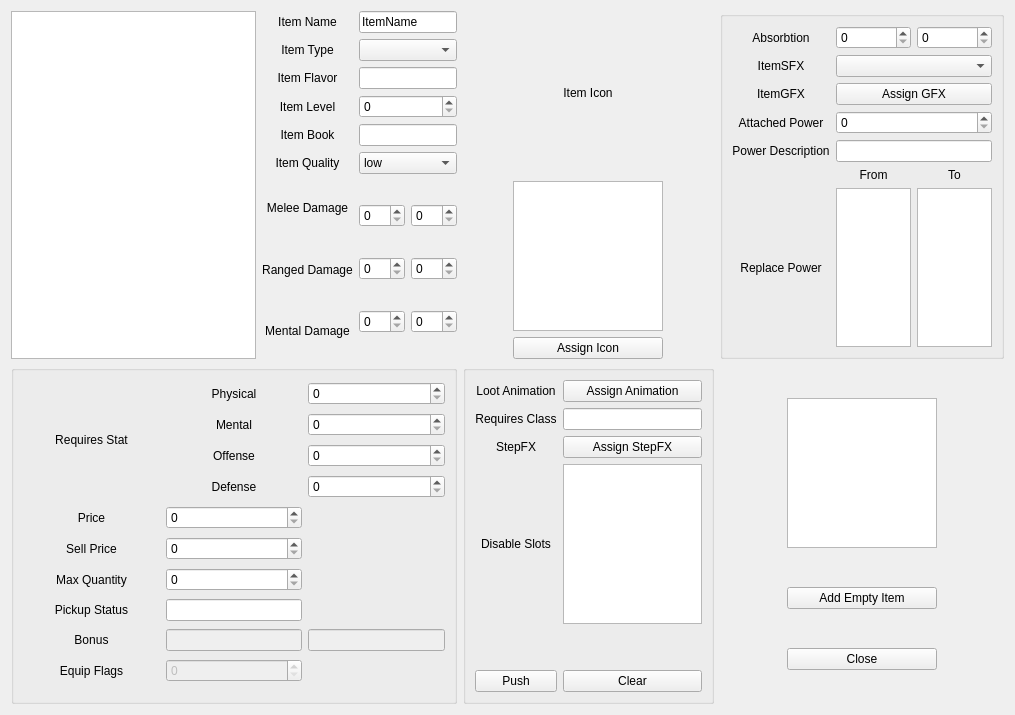
Before: the Qt Designer form itemswidget.ui in igorko/FlareFramework, drawn with Qt 5.
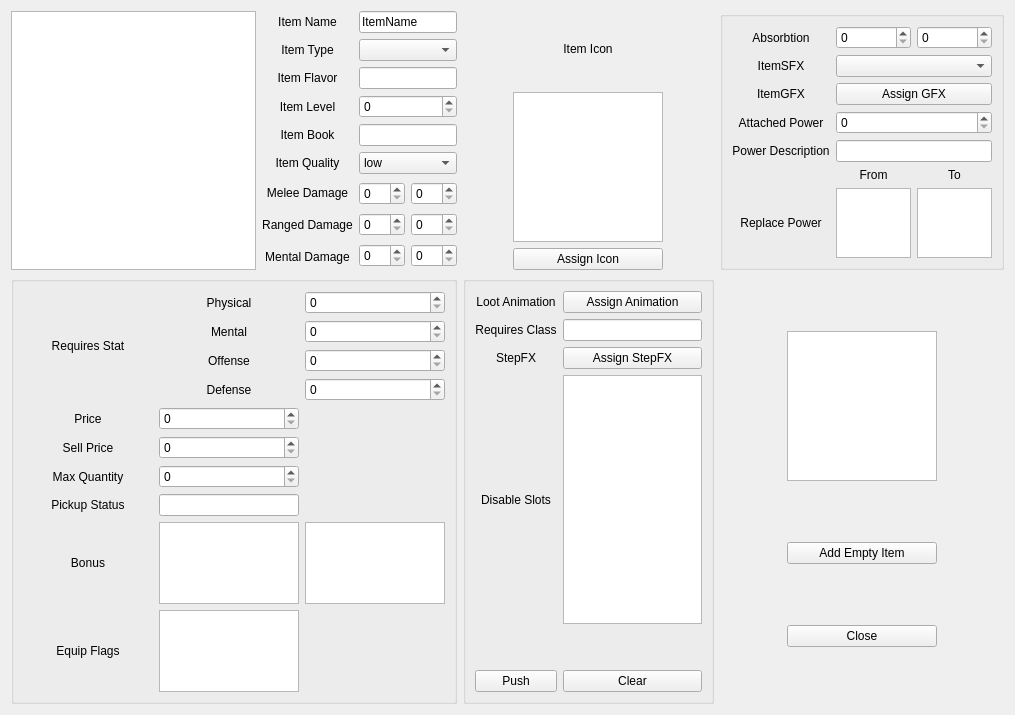
After: the same form once the commit is applied.

Patch:
```diff
--- a/itemswidget.ui
+++ b/itemswidget.ui
@@ -635,13 +635,6 @@
         </property>
        </widget>
       </item>
-      <item row="10" column="1">
-       <widget class="QSpinBox" name="equipFlags">
-        <property name="enabled">
-         <bool>false</bool>
-        </property>
-       </widget>
-      </item>
       <item row="0" column="0" rowspan="4">
        <widget class="QLabel" name="requiresLabel">
         <property name="text">
@@ -705,29 +698,39 @@
         </property>
        </widget>
       </item>
+      <item row="10" column="1">
+       <widget class="QPlainTextEdit" name="equipFlags">
+        <property name="sizePolicy">
+         <sizepolicy hsizetype="Expanding" vsizetype="Expanding">
+          <horstretch>0</horstretch>
+          <verstretch>0</verstretch>
+         </sizepolicy>
+        </property>
+        <property name="maximumSize">
+         <size>
+          <width>140</width>
+          <height>16777215</height>
+         </size>
+        </property>
+       </widget>
+      </item>
       <item row="9" column="1">
-       <widget class="QLineEdit" name="bonus">
-        <property name="enabled">
-         <bool>false</bool>
-        </property>
-        <property name="sizePolicy">
-         <sizepolicy hsizetype="Preferred" vsizetype="Fixed">
-          <horstretch>0</horstretch>
-          <verstretch>0</verstretch>
-         </sizepolicy>
+       <widget class="QPlainTextEdit" name="bonusName">
+        <property name="maximumSize">
+         <size>
+          <width>140</width>
+          <height>16777215</height>
+         </size>
         </property>
        </widget>
       </item>
       <item row="9" column="2">
-       <widget class="QLineEdit" name="bonusVal">
-        <property name="enabled">
-         <bool>false</bool>
-        </property>
-        <property name="sizePolicy">
-         <sizepolicy hsizetype="Preferred" vsizetype="Fixed">
-          <horstretch>0</horstretch>
-          <verstretch>0</verstretch>
-         </sizepolicy>
+       <widget class="QPlainTextEdit" name="bonusValue">
+        <property name="maximumSize">
+         <size>
+          <width>140</width>
+          <height>16777215</height>
+         </size>
         </property>
        </widget>
       </item>
```
